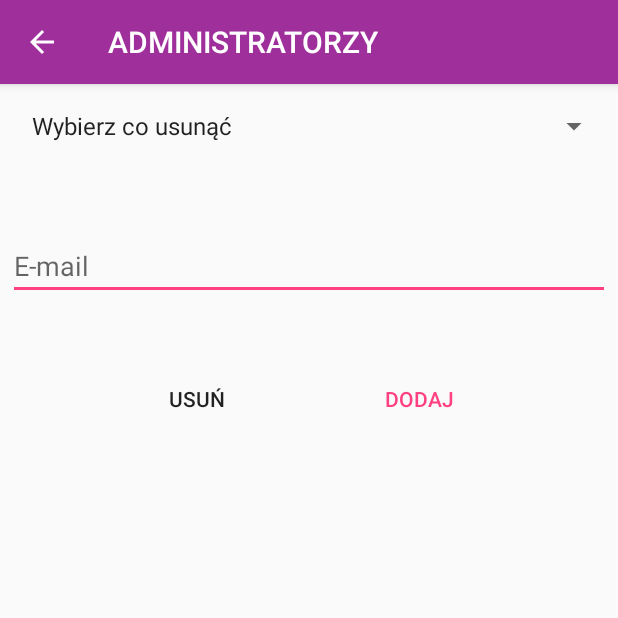
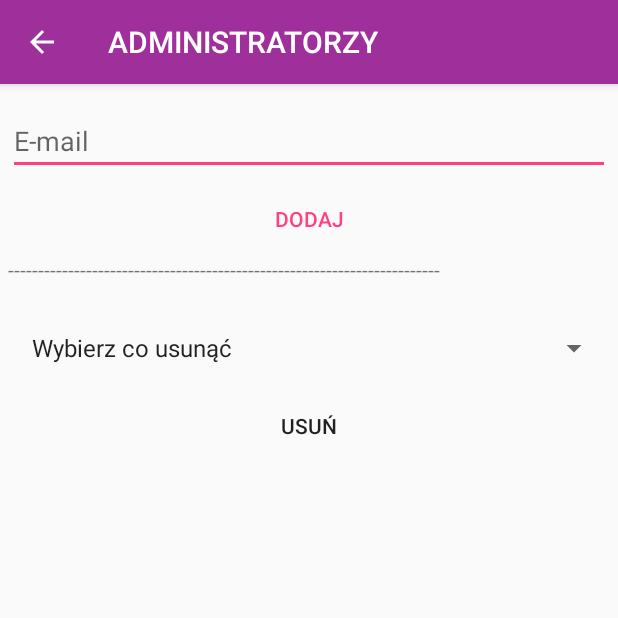
Before and after one commit to kinga081/Lublin_Tour, an Android app: the AdministracjaActivity screen opened directly, with no data from a screen before it, after a tap on "DODAJ", on a phone screen of 412 x 824 dp, the top half of it. Run offline under Robolectric (Android 15) with nearby library versions, the phone set to English and light mode, and no system bars; our stand-ins replace Firebase (no records; nobody signed in at launch, a user with empty details on screens opened directly).

Commit message:
usuwanie admin

```diff
--- a/app/src/main/AndroidManifest.xml
+++ b/app/src/main/AndroidManifest.xml
@@ -20,8 +20,7 @@
         android:supportsRtl="true"
         android:theme="@style/AppTheme">
         <activity android:name=".MainActivity" />
-        <activity android:name=".LoginActivity"
-            android:theme="@style/AppTheme.NoActionBar" >
+        <activity android:name=".LoginActivity" >
             <intent-filter>
                 <action android:name="android.intent.action.MAIN" />
 
@@ -58,7 +57,7 @@
             android:parentActivityName=".NavigationActivity"
             />
         <activity
-            android:name=".DodajAdminActivity"
+            android:name=".AdministracjaActivity"
             android:label="ADMINISTRATORZY"
             android:parentActivityName=".NavigationActivity"
             />
--- a/app/src/main/java/com/example/kinga/trasapolublinie/Admin.java
+++ b/app/src/main/java/com/example/kinga/trasapolublinie/Admin.java
@@ -7,14 +7,14 @@ package com.example.kinga.trasapolublinie;
 public class Admin {
 
     private String email;
-    private String Uid;
+    private String uid;
 
     public Admin(){}
 
 
     public Admin(String email, String uid) {
         this.email = email;
-        this.Uid = uid;
+        this.uid = uid;
     }
 
     public String getEmail() {
@@ -22,6 +22,6 @@ public class Admin {
     }
 
     public String getUid() {
-        return Uid;
+        return uid;
     }
 }
--- a/app/src/main/java/com/example/kinga/trasapolublinie/DodajAdminActivity.java
+++ b/app/src/main/java/com/example/kinga/trasapolublinie/AdministracjaActivity.java
@@ -1,5 +1,6 @@
 package com.example.kinga.trasapolublinie;
 
+import android.content.Intent;
 import android.support.annotation.NonNull;
 import android.support.v7.app.AppCompatActivity;
 import android.os.Bundle;
@@ -11,7 +12,6 @@ import android.widget.EditText;
 import android.widget.Spinner;
 import android.widget.Toast;
 
-import com.google.android.gms.auth.api.signin.GoogleSignInAccount;
 import com.google.firebase.database.DataSnapshot;
 import com.google.firebase.database.DatabaseError;
 import com.google.firebase.database.DatabaseReference;
@@ -19,8 +19,9 @@ import com.google.firebase.database.FirebaseDatabase;
 import com.google.firebase.database.ValueEventListener;
 
 import java.util.ArrayList;
+import java.util.HashMap;
 
-public class DodajAdminActivity extends AppCompatActivity {
+public class AdministracjaActivity extends AppCompatActivity {
 
     private EditText add;
     private DatabaseReference bazaDanych;
@@ -32,11 +33,16 @@ public class DodajAdminActivity extends AppCompatActivity {
     private DatabaseReference bd;
     private ArrayList<String> name;
     private ArrayAdapter<String> adapter;
+    private HashMap<String, String> meMap;
+    private String value;
+    private String key;
+    private ArrayList<String> ble;
+    private String genere;
 
     @Override
     protected void onCreate(Bundle savedInstanceState) {
         super.onCreate(savedInstanceState);
-        setContentView(R.layout.activity_dodaj_admin);
+        setContentView(R.layout.activity_administracja);
         getSupportActionBar().setDisplayHomeAsUpEnabled(true);
 
         add = (EditText) findViewById(R.id.add);
@@ -44,6 +50,20 @@ public class DodajAdminActivity extends AppCompatActivity {
 
         konto_admina();
 
+        spinner.setOnItemSelectedListener(new AdapterView.OnItemSelectedListener() {
+            @Override
+            public void onItemSelected(AdapterView<?> parent, View view, int position, long id) {
+                if(position!=0){
+                    Wybierz();
+                }
+            }
+
+            @Override
+            public void onNothingSelected(AdapterView<?> parent) {
+
+                // sometimes you need nothing here
+            }
+        });
         //if(spinner.equals(zspinner.getSelectedItem().toString())) {
         //  Toast.makeText(this, "dupa" + spinner.getSelectedItem().toString(), Toast.LENGTH_LONG).show();
         //}
@@ -52,8 +72,15 @@ public class DodajAdminActivity extends AppCompatActivity {
 
     }
 
+    private void Wybierz() {
+        genere = spinner.getSelectedItem().toString();
+        value = meMap.get(genere);
+    }
+
     public void konto_admina() {
        name=new ArrayList<>();
+        ble=new ArrayList<>();
+       meMap=new HashMap<String, String>();
        name.add("Wybierz co usunąć");
        bazaDanych = FirebaseDatabase.getInstance().getReference("Admin");
        bazaDanych.addListenerForSingleValueEvent(new ValueEventListener() {
@@ -63,6 +90,7 @@ public class DodajAdminActivity extends AppCompatActivity {
                 for (DataSnapshot s : dataSnapshot.getChildren()){
                     Admin user = s.getValue(Admin.class);
                     name.add(user.getEmail());
+                    meMap.put(user.getEmail(),user.getUid());
                 }
 
             }
@@ -72,7 +100,6 @@ public class DodajAdminActivity extends AppCompatActivity {
 
             }
         });
-
         adapter = new ArrayAdapter<String>(this, android.R.layout.simple_list_item_1, name);
         spinner.setAdapter(adapter);
 
@@ -88,46 +115,22 @@ public class DodajAdminActivity extends AppCompatActivity {
 
     private void usunPunkt() {
 
+            mDatabaseReference = FirebaseDatabase.getInstance().getReference("Admin").child(value);
+            mDatabaseReference.removeValue();
 
-        String genere = spinner.getSelectedItem().toString();
+            Toast.makeText(this, "Usunięto konto: "+genere, Toast.LENGTH_SHORT).show();
+            add.getText().clear();
+
+            Intent intent = getIntent();
+            finish();
+            startActivity(intent);
 
 
-        mDatabaseReference = FirebaseDatabase.getInstance().getReference("Admin").child(genere);
-        mDatabaseReference.removeValue();
-/*
-        email = add.getText().toString().trim();
-        bazaDanych.addListenerForSingleValueEvent(new ValueEventListener() {
-            @Override
-            public void onDataChange(DataSnapshot dataSnapshot) {
-                for (DataSnapshot s : dataSnapshot.getChildren()){
-                    Admin user = s.getValue(Admin.class);
-
-                    if(email.equals(user.getEmail())){
-                       // bazaDanych.removeValue();
-                         cos = user.getEmail();
-                        //mDatabaseReference.removeValue();
-
-                    }
-                }
-            }
-
-            @Override
-            public void onCancelled(@NonNull DatabaseError databaseError) {
-
-            }
-
-        });*/
-       // mDatabaseReference = FirebaseDatabase.getInstance().getReference("Admin").child(cos);
-        //mDatabaseReference.removeValue();
 
 
-        Toast.makeText(this, "Usunięto konto: " +genere, Toast.LENGTH_SHORT).show();
-        add.getText().clear();
-        konto_admina();
     }
 
     private void dodajEmail() {
-
 
         email = add.getText().toString().trim();
 
@@ -139,8 +142,11 @@ public class DodajAdminActivity extends AppCompatActivity {
 
             Toast.makeText(this, "Dodano", Toast.LENGTH_SHORT).show();
         }else{
-            Toast.makeText(this,"Wprowadź E-mail",Toast.LENGTH_LONG).show();
+            Toast.makeText(this,"Wprowadź E-mail",Toast.LENGTH_SHORT).show();
         }
         add.getText().clear();
+        Intent intent = getIntent();
+        finish();
+        startActivity(intent);
     }
 }
--- a/app/src/main/java/com/example/kinga/trasapolublinie/DodawanieActivity.java
+++ b/app/src/main/java/com/example/kinga/trasapolublinie/DodawanieActivity.java
@@ -38,8 +38,6 @@ public class DodawanieActivity extends AppCompatActivity {
         super.onCreate(savedInstanceState);
         setContentView(R.layout.activity_dodawanie);
         getSupportActionBar().setDisplayHomeAsUpEnabled(true);
-
-
 
 
         nazwa = (EditText)findViewById(R.id.nazwa);
--- a/app/src/main/java/com/example/kinga/trasapolublinie/NavigationActivity.java
+++ b/app/src/main/java/com/example/kinga/trasapolublinie/NavigationActivity.java
@@ -1,22 +1,17 @@
 package com.example.kinga.trasapolublinie;
 
 import android.Manifest;
-import android.content.Context;
 import android.content.Intent;
 import android.content.pm.PackageManager;
 import android.graphics.Color;
 import android.graphics.drawable.Drawable;
 import android.location.Location;
-import android.location.LocationListener;
-import android.location.LocationManager;
 import android.net.Uri;
-import android.os.AsyncTask;
 import android.os.Bundle;
 import android.support.annotation.NonNull;
 import android.support.annotation.Nullable;
 import android.support.design.widget.FloatingActionButton;
 import android.support.v4.app.ActivityCompat;
-import android.util.Log;
 import android.view.View;
 import android.support.design.widget.NavigationView;
 import android.support.v4.view.GravityCompat;
@@ -56,7 +51,6 @@ import com.google.android.gms.maps.model.BitmapDescriptorFactory;
 import com.google.android.gms.maps.model.LatLng;
 import com.google.android.gms.maps.model.Marker;
 import com.google.android.gms.maps.model.MarkerOptions;
-import com.google.android.gms.maps.model.PolylineOptions;
 import com.google.firebase.database.ChildEventListener;
 import com.google.firebase.database.DataSnapshot;
 import com.google.firebase.database.DatabaseError;
@@ -65,17 +59,7 @@ import com.google.firebase.database.FirebaseDatabase;
 import com.google.firebase.database.Query;
 import com.google.firebase.database.ValueEventListener;
 
-import org.json.JSONObject;
-
-import java.io.BufferedReader;
-import java.io.IOException;
-import java.io.InputStream;
-import java.io.InputStreamReader;
-import java.net.HttpURLConnection;
-import java.net.URL;
 import java.util.ArrayList;
-import java.util.HashMap;
-import java.util.List;
 import java.util.concurrent.LinkedBlockingDeque;
 
 import static com.bumptech.glide.load.resource.drawable.DrawableTransitionOptions.withCrossFade;
@@ -147,7 +131,7 @@ public class NavigationActivity extends AppCompatActivity
         add_email.setOnClickListener(new View.OnClickListener() {
             @Override
             public void onClick(View view) {
-                Intent intent = new Intent(NavigationActivity.this, DodajAdminActivity.class);
+                Intent intent = new Intent(NavigationActivity.this, AdministracjaActivity.class);
                 startActivity(intent);
             }
         });
--- a/app/src/main/res/layout/activity_dodaj_admin.xml
+++ b/app/src/main/res/layout/activity_administracja.xml
@@ -7,17 +7,13 @@
     android:layout_margin="5dp"
     android:gravity="center_horizontal"
     android:orientation="vertical"
-    tools:context="com.example.kinga.trasapolublinie.DodajAdminActivity">
+    tools:context="com.example.kinga.trasapolublinie.AdministracjaActivity">
 
     <LinearLayout
         android:layout_width="match_parent"
         android:layout_height="wrap_content"
-        android:orientation="vertical">
-
-        <Spinner
-            android:id="@+id/spinner"
-            android:layout_width="match_parent"
-            android:layout_height="45dp" />
+        android:orientation="vertical"
+        android:layout_gravity="center">
 
         <EditText
             android:id="@+id/add"
@@ -25,36 +21,42 @@
             android:layout_height="wrap_content"
             android:layout_alignParentStart="true"
             android:layout_alignParentTop="true"
-            android:layout_marginTop="48dp"
+            android:layout_marginTop="10dp"
             android:ems="10"
             android:hint="E-mail"
             android:inputType="textPersonName" />
 
-        <LinearLayout
+        <Button
+            android:id="@+id/Dodaj"
+            style="@style/Widget.AppCompat.Button.Borderless.Colored"
             android:layout_width="match_parent"
-            android:layout_height="126dp"
-            android:gravity="center"
-            android:orientation="horizontal">
+            android:layout_height="wrap_content"
+            android:layout_marginTop="5dp"
+            android:layout_gravity="center"
+            android:onClick="Dodaj"
+            android:text="Dodaj" />
 
-            <Button
+        <TextView
+            android:layout_width="match_parent"
+            android:layout_height="wrap_content"
+            android:text="------------------------------------------------------------------------" />
+
+        <Spinner
+            android:id="@+id/spinner"
+            android:layout_width="match_parent"
+            android:layout_height="45dp"
+            android:layout_marginTop="20dp"/>
+
+
+        <Button
                 android:id="@+id/Usun"
                 style="@style/Widget.AppCompat.Button.Borderless"
-                android:layout_width="147dp"
+                android:layout_width="match_parent"
                 android:layout_height="wrap_content"
-                android:layout_marginTop="3dp"
+                android:layout_marginTop="5dp"
                 android:onClick="Usun"
                 android:text="Usuń"
                 tools:ignore="OnClick" />
 
-            <Button
-                android:id="@+id/Dodaj"
-                style="@style/Widget.AppCompat.Button.Borderless.Colored"
-                android:layout_width="148dp"
-                android:layout_height="wrap_content"
-                android:layout_marginTop="3dp"
-                android:onClick="Dodaj"
-                android:text="Dodaj"
-                tools:ignore="OnClick" />
-        </LinearLayout>
     </LinearLayout>
 </ScrollView>
--- a/app/src/main/res/layout/activity_login.xml
+++ b/app/src/main/res/layout/activity_login.xml
@@ -6,12 +6,6 @@
     android:layout_height="match_parent"
     tools:context="com.example.kinga.trasapolublinie.LoginActivity"
     android:background="@drawable/backround">
- <android.support.v7.widget.Toolbar
-     android:id="@+id/toolbar"
-     android:layout_width="match_parent"
-     android:layout_height="?attr/actionBarSize"
-     android:background="?attr/colorPrimary"
-     app:popupTheme="@style/AppTheme.PopupOverlay" />
  <com.google.android.gms.common.SignInButton
      android:id="@+id/sign"
      android:layout_width="wrap_content"
--- a/app/src/main/res/layout/nav_header_navigation.xml
+++ b/app/src/main/res/layout/nav_header_navigation.xml
@@ -26,7 +26,7 @@
         android:layout_width="wrap_content"
         android:layout_height="wrap_content"
         android:paddingTop="@dimen/nav_header_vertical_spacing"
-        android:textColor="#c6b9c2"
+        android:textColor="#2b031f"
         android:text="Android Studio"
         android:layout_gravity="center"
         android:textAppearance="@style/TextAppearance.AppCompat.Body1" />
@@ -35,7 +35,7 @@
         android:id="@+id/email"
         android:layout_width="wrap_content"
         android:layout_height="wrap_content"
-        android:textColor="#c6b9c2"
+        android:textColor="#2b031f"
         android:layout_gravity="center"
         android:text="android.studio@android.com" />
 
--- a/app/src/main/res/menu/activity_navigation_drawer.xml
+++ b/app/src/main/res/menu/activity_navigation_drawer.xml
@@ -7,7 +7,7 @@
         <menu>
             <item
                 android:id="@+id/category_one"
-                android:icon="@android:drawable/ic_menu_compass"
+                android:icon="@android:drawable/ic_menu_today"
                 android:title="Historia Lublina" />
             <item
                 android:id="@+id/category_two"
```
Also changed, not shown: app/src/main/java/com/example/kinga/trasapolublinie/LoginActivity.java (+4 -4 lines), app/src/main/res/drawable/backround.jpg, app/src/main/res/drawable/pattern.jpg.
